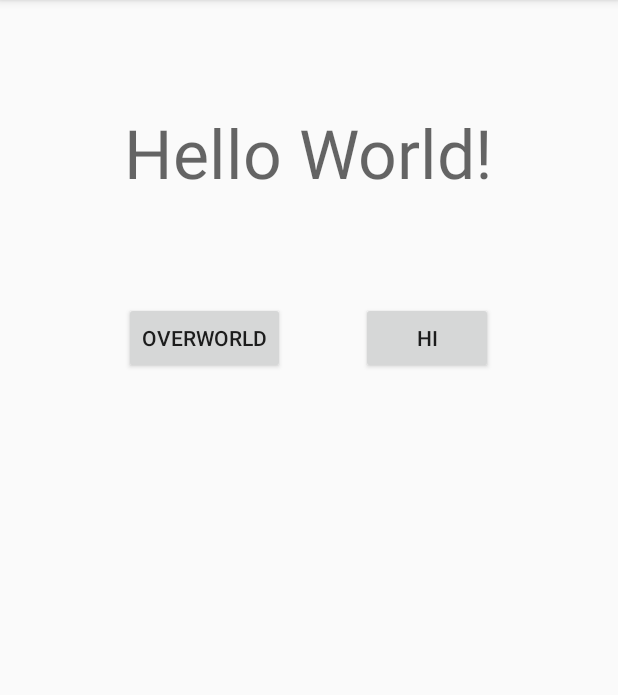
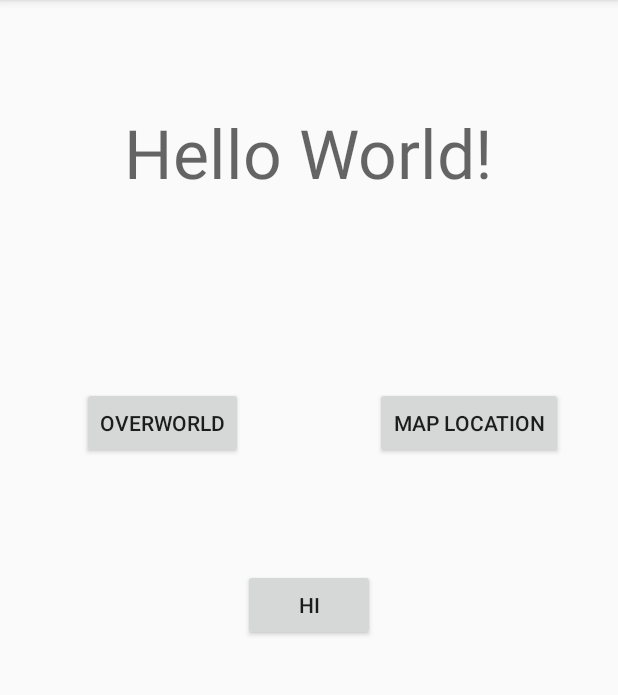
Before and after one commit to amorrisgips/BasicRPG, an Android app: the screen it shows after launch (MainActivity), on a phone screen of 412 x 824 dp, the part 84-779 px from its top. Run offline under Robolectric (Android 15) with nearby library versions, the phone set to English and light mode, and no system bars.

```diff
--- a/app/src/main/AndroidManifest.xml
+++ b/app/src/main/AndroidManifest.xml
@@ -15,7 +15,8 @@
                 <category android:name="android.intent.category.LAUNCHER" />
             </intent-filter>
         </activity>
-        <activity android:name=".Overworld"></activity>
+        <activity android:name=".Overworld" />
+        <activity android:name=".MapLocation"></activity>
     </application>
 
 </manifest>
--- a/app/src/main/java/com/example/sierra/basicrpg/MainActivity.java
+++ b/app/src/main/java/com/example/sierra/basicrpg/MainActivity.java
@@ -24,6 +24,12 @@
         startActivity(intent);
     }
 
+    public void toMapLocation(View view) {
+        Button button = (Button) findViewById(R.id.to_MapLocation);
+        Intent intent = new Intent(this, MapLocation.class);
+        startActivity(intent);
+    }
+
     public void makeToast(View view) {
         Toast.makeText(getApplicationContext(),"hi", Toast.LENGTH_LONG).show();
     }
--- a/app/src/main/res/layout/activity_main.xml
+++ b/app/src/main/res/layout/activity_main.xml
@@ -9,18 +9,6 @@
     android:paddingRight="@dimen/activity_horizontal_margin"
     android:paddingTop="@dimen/activity_vertical_margin"
     tools:context="com.example.sierra.basicrpg.MainActivity">
-
-    <Button
-        android:text="Overworld"
-        android:layout_width="wrap_content"
-        android:layout_height="wrap_content"
-        android:layout_marginTop="69dp"
-        android:id="@+id/to_overworld"
-        android:layout_below="@+id/textView"
-        android:layout_alignLeft="@+id/textView"
-        android:layout_alignStart="@+id/textView"
-        android:onClick="toOverworld (MainActivity)"
-        android:hint="@string/to_overworld"/>
 
     <TextView
         android:layout_width="wrap_content"
@@ -37,11 +25,33 @@
         android:layout_width="wrap_content"
         android:layout_height="wrap_content"
         android:id="@+id/button2"
-        android:onClick="makeToast (MainActivity)"
-        android:layout_alignBaseline="@+id/to_overworld"
-        android:layout_alignBottom="@+id/to_overworld"
-        android:layout_alignRight="@+id/textView"
-        android:layout_alignEnd="@+id/textView" />
+        android:onClick="makeToast"
+        android:layout_marginTop="73dp"
+        android:layout_below="@+id/to_overworld"
+        android:layout_centerHorizontal="true" />
+
+    <Button
+        android:text="Overworld"
+        android:layout_width="wrap_content"
+        android:layout_height="wrap_content"
+        android:id="@+id/to_overworld"
+        android:onClick="toOverworld"
+        android:hint="@string/to_overworld"
+        android:layout_marginTop="126dp"
+        android:layout_below="@+id/textView"
+        android:layout_toLeftOf="@+id/button2"
+        android:layout_toStartOf="@+id/button2" />
+
+    <Button
+        android:text="Map Location"
+        android:layout_width="wrap_content"
+        android:layout_height="wrap_content"
+        android:id="@+id/to_MapLocation"
+        android:onClick="toMapLocation"
+        android:hint="@string/to_mapLocation"
+        android:layout_above="@+id/button2"
+        android:layout_toRightOf="@+id/button2"
+        android:layout_toEndOf="@+id/button2" />
 
 
 </RelativeLayout>
--- a/app/src/main/res/values/strings.xml
+++ b/app/src/main/res/values/strings.xml
@@ -1,4 +1,5 @@
 <resources>
     <string name="app_name">Basic RPG</string>
     <string name="to_overworld">to_overworld</string>
+    <string name="to_mapLocation">to_mapLocation</string>
 </resources>
```
Also changed, not shown: app/src/main/java/com/example/sierra/basicrpg/MapLocation.java (added, +13 -0 lines), app/src/main/res/layout/activity_map_location.xml (added, +13 -0 lines).
